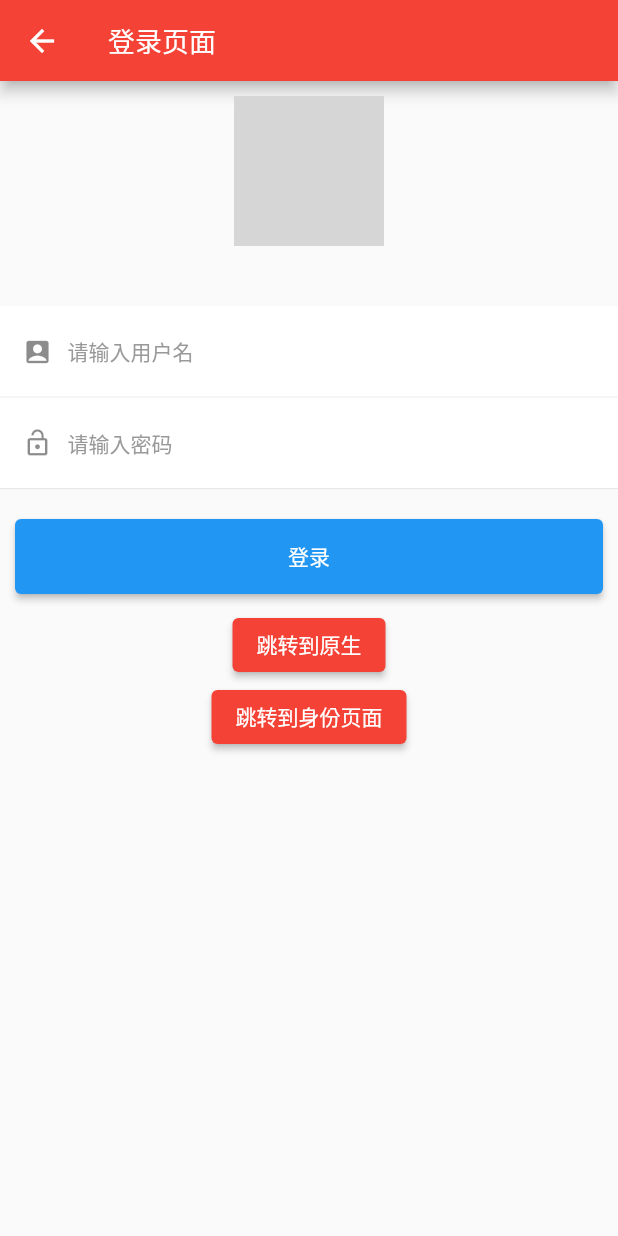
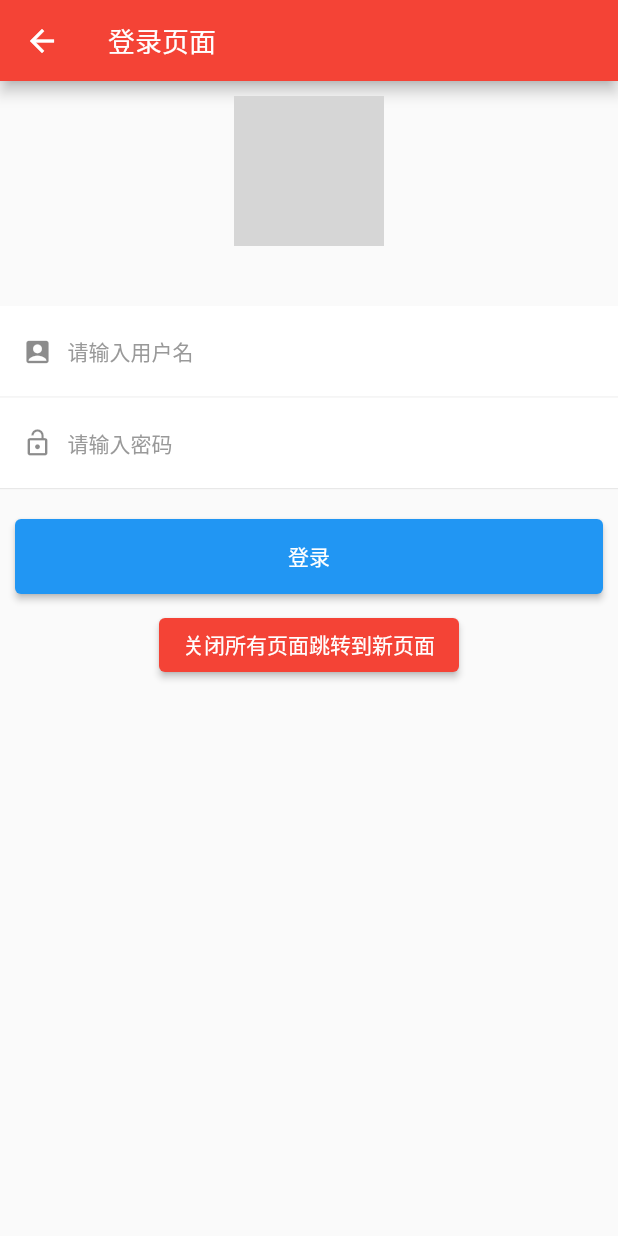
Before and after one commit to hjcasd/flutter_base, a Flutter app: the LoginPage screen opened by its route, on a phone screen of 412 x 824 dp. Run offline on Flutter 3.47's test engine with Material 2 defaults, Android fonts, the phone set to English and light mode, and no system bars; our stand-ins replace cached_network_image, dio, flutter_easyloading, flutter_easyrefresh, flutter_html, flutter_swiper_null_safety and 2 more; missing offline and left inert: flutter_inappwebview; network calls fail; grey boxes are pictures that could not be loaded.

Commit message:
路由管理优化

```diff
--- a/lib/main.dart
+++ b/lib/main.dart
@@ -1,3 +1,5 @@
+import 'dart:ui';
+
 import 'package:flutter/material.dart';
 import 'package:flutter/services.dart';
 import 'package:flutter_base/constants/app_colors.dart';
@@ -6,13 +8,16 @@ import 'package:flutter_base/network/interceptor/error_interceptor.dart';
 import 'package:flutter_base/network/utils/http_utils.dart';
 import 'package:flutter_base/routes/app_pages.dart';
 import 'package:flutter_base/routes/app_routes.dart';
-import 'package:flutter_base/routes/route_stack.dart';
+import 'package:flutter_base/utils/log_helper.dart';
 import 'package:flutter_easyloading/flutter_easyloading.dart';
 import 'package:get/get.dart';
 
 /// 应用入口
 /// void main() => runApp(MyApp());
 void main() async {
+  var defaultRouteName = window.defaultRouteName;
+  LogHelper.e("defaultRouteName: $defaultRouteName");
+
   initHttp();
   runApp(MyApp());
   // 隐藏状态栏，保留底部按钮栏
@@ -64,17 +69,19 @@ class MyApp extends StatelessWidget {
       // 路由跳转监听
       routingCallback: (routing) {
         if (routing == null) {
+          LogHelper.d("routing is null");
           return;
         }
         if (routing.route == null) {
-          RouteStack.pop();
+          LogHelper.d("route is null");
+          // RouteStack.pop();
           return;
         }
-        if (routing.isBack == true) {
-          RouteStack.pop();
-        } else {
-          RouteStack.push(routing.current);
-        }
+        // if (routing.isBack == true) {
+        //   RouteStack.pop();
+        // } else {
+        //   RouteStack.push(routing.current);
+        // }
       },
     );
   }
--- a/lib/native/native_helper.dart
+++ b/lib/native/native_helper.dart
@@ -5,14 +5,17 @@ import 'package:flutter_base/native/native_method.dart';
 class NativeHelper {
   NativeHelper._();
 
+  /// 原生返回
   static void back() {
     ChannelHelper.invokeMethod(NativeMethod.BACK);
   }
 
+  /// 原生路由跳转
   static void route(String path) {
     ChannelHelper.invokeMethod(NativeMethod.ROUTE, path);
   }
 
+  /// 原生吐司
   static void toast(String msg) {
     ChannelHelper.invokeMethod(NativeMethod.TOAST, msg);
   }
--- a/lib/pages/other/login/view/login_body_view.dart
+++ b/lib/pages/other/login/view/login_body_view.dart
@@ -1,7 +1,6 @@
 import 'package:flutter/material.dart';
 import 'package:flutter_base/components/button/smart_button.dart';
 import 'package:flutter_base/components/text_field/simple_text_field.dart';
-import 'package:flutter_base/native/native_path.dart';
 import 'package:flutter_base/pages/other/login/logic/login_controller.dart';
 import 'package:flutter_base/routes/app_routes.dart';
 import 'package:flutter_base/routes/route_manager.dart';
@@ -30,15 +29,9 @@ class LoginBodyView extends GetView<LoginController> {
             ),
             _getLoginButton(),
             SmartButton(
-              "跳转到原生",
+              "关闭所有页面跳转到新页面",
               onPressed: () {
-                RouteManager.jumpToNativePage(NativePath.DEMO2);
-              },
-            ),
-            SmartButton(
-              "跳转到身份页面",
-              onPressed: () {
-                RouteManager.offAllNamedPage(AppRoutes.User);
+                RouteManager.offAllNamedPage(AppRoutes.Dialog);
               },
             ),
           ],
--- a/lib/pages/other/picture/picture_page.dart
+++ b/lib/pages/other/picture/picture_page.dart
@@ -21,7 +21,7 @@ class PicturePage extends GetView<PictureController> {
               Icons.settings,
             ),
             onPressed: () {
-              RouteManager.jumpToNamedPage(AppRoutes.User);
+              RouteManager.jumpToNamedPage(AppRoutes.Login);
             },
           )
         ],
--- a/lib/pages/other/user/view/user_body_view.dart
+++ b/lib/pages/other/user/view/user_body_view.dart
@@ -3,7 +3,6 @@ import 'package:flutter/services.dart';
 import 'package:flutter_base/components/button/smart_button.dart';
 import 'package:flutter_base/components/form/form_read_item.dart';
 import 'package:flutter_base/components/form/form_write_item.dart';
-import 'package:flutter_base/native/native_path.dart';
 import 'package:flutter_base/pages/other/user/logic/user_controller.dart';
 import 'package:flutter_base/routes/app_routes.dart';
 import 'package:flutter_base/routes/route_manager.dart';
@@ -43,12 +42,6 @@ class UserBodyView extends GetView<UserController> {
           },
         ),
         SmartButton(
-          "跳转到原生",
-          onPressed: () {
-            RouteManager.jumpToNativePage(NativePath.MAIN);
-          },
-        ),
-        SmartButton(
           "跳转到登录页面",
           onPressed: () {
             RouteManager.jumpToNamedPage(AppRoutes.Login);
--- a/pubspec.yaml
+++ b/pubspec.yaml
@@ -30,7 +30,7 @@ dependencies:
   # 网络请求
   dio: ^4.0.1
   # GetX
-  get: ^4.3.8
+  get: 4.6.1
   # 工具
   common_utils: ^2.1.0
   # 日志
```
Also changed, not shown: lib/components/state/simple_state_view.dart (+6 -1 lines), lib/pages/main_page.dart (+6 -1 lines), lib/pages/other/login/logic/login_controller.dart (+2 -8 lines), lib/pages/other/picture/logic/picture_controller.dart (+13 -0 lines), lib/pages/other/user/logic/user_controller.dart (+3 -9 lines), lib/routes/route_manager.dart (+33 -13 lines).
